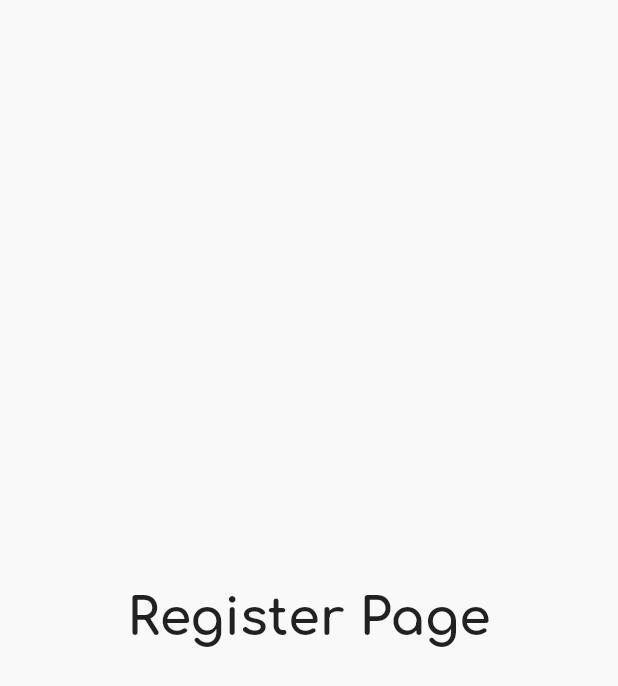
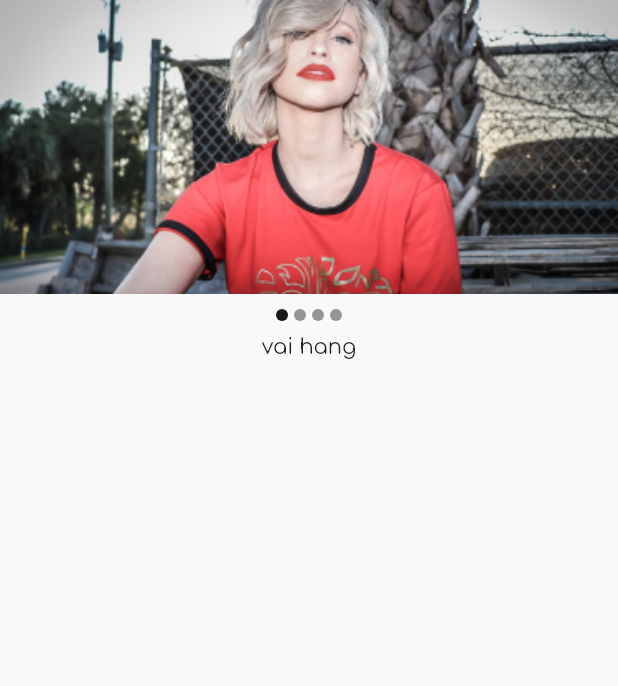
Before and after one commit to mannv/flutter_commerce, a Flutter app: the screen it shows after launch, on a phone screen of 412 x 824 dp. Shown: the top 686 px of the screen. Run offline on Flutter 3.47's test engine with Material 2 defaults, Android fonts, the phone set to English and light mode, and no system bars; drawn by our look-alikes of carousel_slider; our stand-ins replace flutter_form_builder.

Commit message:
commit code

```diff
--- a/lib/main.dart
+++ b/lib/main.dart
@@ -1,6 +1,7 @@
 import 'package:flutter/material.dart';
 import 'package:flutter/services.dart';
 import 'package:flutter_commerce/scenes/home-page.dart';
+import 'package:flutter_commerce/scenes/splash-screen.dart';
 
 void main() => runApp(MyApp());
 
@@ -25,6 +26,7 @@ class MyApp extends StatelessWidget {
                   fontFamily: 'Comfortaa-SemiBold',
                   color: Colors.white))),
       home: HomePage(),
+//      home: SplashScreen(),
       debugShowCheckedModeBanner: false,
     );
   }
--- a/lib/scenes/home-page.dart
+++ b/lib/scenes/home-page.dart
@@ -1,23 +1,77 @@
 import 'package:flutter/material.dart';
-import 'package:flutter_commerce/scenes/register-page.dart';
+import 'package:carousel_slider/carousel_slider.dart';
 
-class HomePage extends StatelessWidget {
+class HomePage extends StatefulWidget {
+  @override
+  State createState() {
+    return _HomePageState();
+  }
+}
+
+class _HomePageState extends State<HomePage> {
+  int _slideIndex = 0;
+
   @override
   Widget build(BuildContext context) {
-
-    _gotoLoginPage() {
-      Navigator.push(context, MaterialPageRoute(builder: (context) => RegisterPage()));
-    }
-
-    return Container(
-      decoration: BoxDecoration(color: Theme.of(context).backgroundColor),
-      child: Center(
-        child: GestureDetector(
-          onTap: _gotoLoginPage,
-          child:
-              Text('Register Page', style: Theme.of(context).textTheme.headline),
-        ),
+    List<String> listBanner = ['1.png', '2.png', '3.png', '4.jpg'];
+    double bannerWidth = MediaQuery.of(context).size.width;
+    final _bannerSlide = Container(
+      child: Column(
+        children: <Widget>[
+          CarouselSlider(
+            options: CarouselOptions(
+                height: 196.0,
+                viewportFraction: 1.0,
+                enlargeCenterPage: true,
+                onPageChanged: (index, reason) {
+                  setState(() {
+                    _slideIndex = index;
+                  });
+                }),
+            items: listBanner
+                .map(
+                  (item) => Container(
+                      decoration: BoxDecoration(color: Colors.green),
+                      child: Image.asset(
+                        'images/banners/${item}',
+                        width: bannerWidth,
+                        fit: BoxFit.fitWidth,
+                      )),
+                )
+                .toList(),
+          ),
+          Row(
+            mainAxisAlignment: MainAxisAlignment.center,
+            children: listBanner.map((url) {
+              int index = listBanner.indexOf(url);
+              return Container(
+                width: 8.0,
+                height: 8.0,
+                margin: EdgeInsets.symmetric(vertical: 10.0, horizontal: 2.0),
+                decoration: BoxDecoration(
+                  shape: BoxShape.circle,
+                  color: index == _slideIndex
+                      ? Color.fromRGBO(0, 0, 0, 0.9)
+                      : Color.fromRGBO(0, 0, 0, 0.4),
+                ),
+              );
+            }).toList(),
+          )
+        ],
       ),
     );
+
+    return Scaffold(
+        body: Container(
+            decoration: BoxDecoration(color: Theme.of(context).backgroundColor),
+            child: ListView(
+              padding: EdgeInsets.zero,
+              children: <Widget>[
+                _bannerSlide,
+                Column(
+                  children: <Widget>[Text('vai hang')],
+                )
+              ],
+            )));
   }
 }
--- a/pubspec.yaml
+++ b/pubspec.yaml
@@ -24,6 +24,7 @@ dependencies:
   # Use with the CupertinoIcons class for iOS style icons.
   cupertino_icons: ^0.1.2
   flutter_form_builder: ^3.8.3
+  carousel_slider: ^2.0.0
 
 dev_dependencies:
   flutter_test:
@@ -44,6 +45,7 @@ flutter:
   # To add assets to your application, add an assets section, like this:
   assets:
     - images/icons/
+    - images/banners/
   #  - images/a_dot_ham.jpeg
 
   # An image asset can refer to one or more resolution-specific "variants", see
```
Also changed, not shown: lib/scenes/splash-screen.dart (added, +38 -0 lines), images/banners/1.png (added), images/banners/2.png (added), images/banners/3.png (added), images/banners/4.jpg (added), pubspec.lock.
